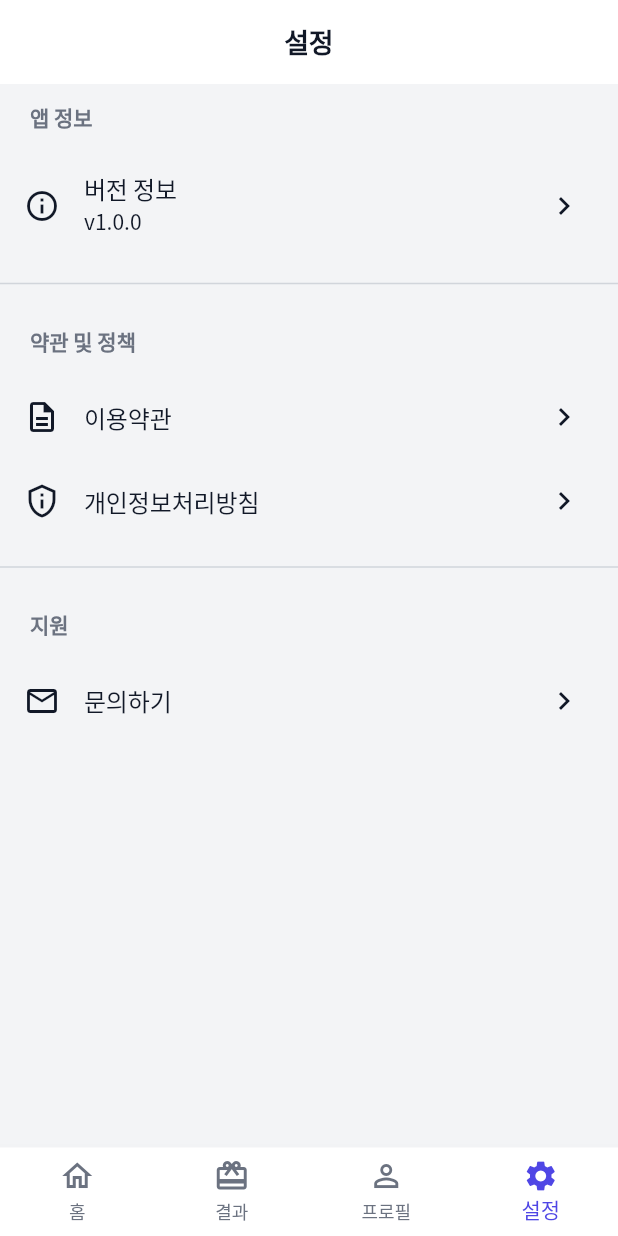
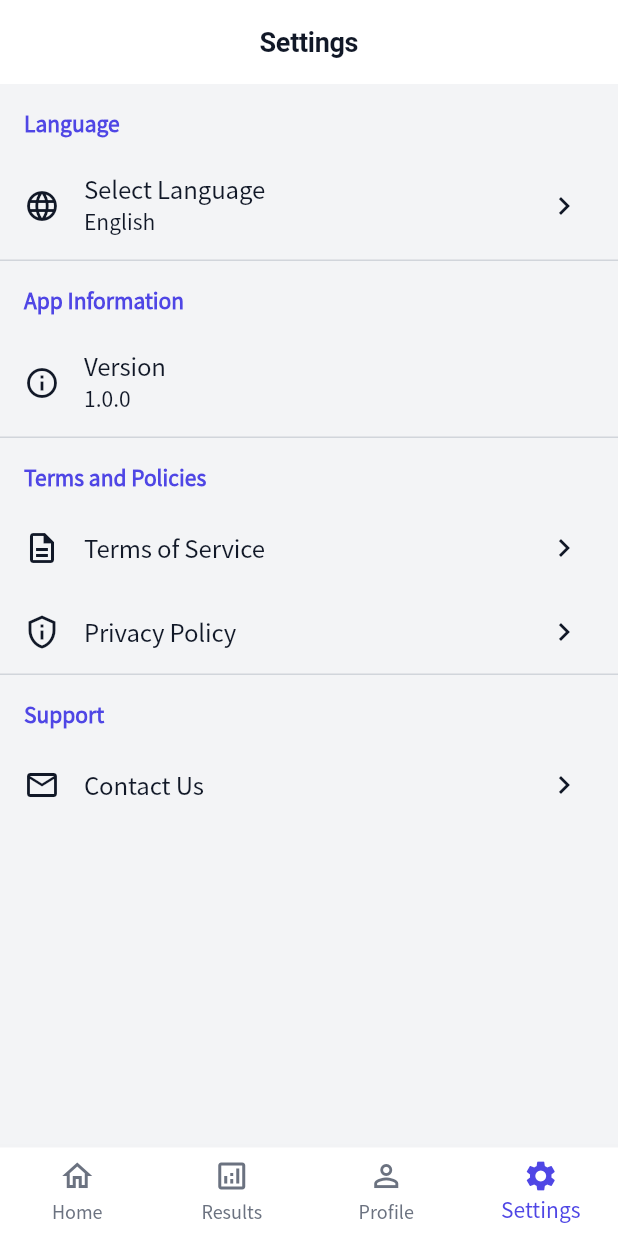
Before and after one commit to lalahaah/gift-lab, a Flutter app: the SettingsPage screen opened by its route, on a phone screen of 412 x 824 dp. Run offline on Flutter 3.47's test engine with Material 3 defaults, Android fonts, the phone set to English and light mode, and no system bars; our stand-ins replace easy_localization, firebase_analytics, firebase_auth, firebase_core, flutter_riverpod, go_router and 2 more; accounts and stored records are empty; Roboto replaces fonts that are missing (Pretendard).

Commit message:
feat: Firebase 통합 및 다국어 지원 구현
- Firebase Core, Auth, Analytics 추가 및 초기화
- AuthProvider 및 AnalyticsProvider 구현
- easy_localization 패키지 통합
- 한국어/영어 JSON 번역 파일 생성
- 바텀 네비게이션, 홈, 설정 페이지 다국어화
- 설정 페이지에 언어 전환 다이얼로그 추가
- deprecated withOpacity를 withValues로 변경

```diff
--- a/lib/presentation/core/main_scaffold.dart
+++ b/lib/presentation/core/main_scaffold.dart
@@ -1,27 +1,28 @@
 import 'package:flutter/material.dart';
 import 'package:go_router/go_router.dart';
+import 'package:easy_localization/easy_localization.dart';
 
-/// 바텀 네비게이션을 포함한 메인 스캐폴드
-///
-/// ShellRoute의 builder로 사용되어
-/// 모든 메인 탭에서 바텀 네비게이션 바를 유지합니다.
+/// 메인 스캐폴드 - The following changes were made by the replace_file_content tool to:바텀 네비게이션 포함
 class MainScaffold extends StatelessWidget {
-  const MainScaffold({required this.child, super.key});
-
+  /// 현재 화면을 표시하는 자식 위젯
   final Widget child;
 
-  /// 현재 라우트 경로를 기반으로 선택된 탭 인덱스를 반환
-  int _calculateSelectedIndex(BuildContext context) {
+  const MainScaffold({super.key, required this.child});
+
+  @override
+  Widget build(BuildContext context) {
+    // 현재 경로를 기반으로 선택된 탭 인덱스 계산
+    int getCurrentIndex() {
       final String location = GoRouterState.of(context).uri.path;
       if (location.startsWith('/home')) return 0;
       if (location.startsWith('/results')) return 1;
       if (location.startsWith('/profile')) return 2;
       if (location.startsWith('/settings')) return 3;
-    return 0;
+      return 0; // 기본값: 홈
     }
 
-  /// 탭 클릭 시 해당 라우트로 이동
-  void _onItemTapped(BuildContext context, int index) {
+    // 탭 클릭 시 해당 라우트로 이동
+    void onItemTapped(int index) {
       switch (index) {
         case 0:
           context.go('/home');
@@ -38,36 +39,32 @@ class MainScaffold extends StatelessWidget {
       }
     }
 
-  @override
-  Widget build(BuildContext context) {
-    final selectedIndex = _calculateSelectedIndex(context);
-
     return Scaffold(
       body: child,
       bottomNavigationBar: BottomNavigationBar(
-        currentIndex: selectedIndex,
-        onTap: (index) => _onItemTapped(context, index),
+        currentIndex: getCurrentIndex(),
+        onTap: onItemTapped,
         type: BottomNavigationBarType.fixed,
-        items: const [
+        items: [
           BottomNavigationBarItem(
-            icon: Icon(Icons.home_outlined),
-            activeIcon: Icon(Icons.home),
-            label: '홈',
+            icon: const Icon(Icons.home_outlined),
+            activeIcon: const Icon(Icons.home),
+            label: 'navigation.home'.tr(),
           ),
           BottomNavigationBarItem(
-            icon: Icon(Icons.card_giftcard_outlined),
-            activeIcon: Icon(Icons.card_giftcard),
-            label: '결과',
+            icon: const Icon(Icons.analytics_outlined),
+            activeIcon: const Icon(Icons.analytics),
+            label: 'navigation.results'.tr(),
           ),
           BottomNavigationBarItem(
-            icon: Icon(Icons.person_outline),
-            activeIcon: Icon(Icons.person),
-            label: '프로필',
+            icon: const Icon(Icons.person_outline),
+            activeIcon: const Icon(Icons.person),
+            label: 'navigation.profile'.tr(),
           ),
           BottomNavigationBarItem(
-            icon: Icon(Icons.settings_outlined),
-            activeIcon: Icon(Icons.settings),
-            label: '설정',
+            icon: const Icon(Icons.settings_outlined),
+            activeIcon: const Icon(Icons.settings),
+            label: 'navigation.settings'.tr(),
           ),
         ],
       ),
--- a/lib/presentation/pages/home/home_page.dart
+++ b/lib/presentation/pages/home/home_page.dart
@@ -1,5 +1,6 @@
 import 'package:flutter/material.dart';
 import 'package:go_router/go_router.dart';
+import 'package:easy_localization/easy_localization.dart';
 
 /// 홈 화면 - 선물 검색 시작 화면
 ///
@@ -11,7 +12,7 @@ class HomePage extends StatelessWidget {
   @override
   Widget build(BuildContext context) {
     return Scaffold(
-      appBar: AppBar(title: const Text('기프트랩')),
+      appBar: AppBar(title: Text('app.name'.tr())),
       body: SafeArea(
         child: Padding(
           padding: const EdgeInsets.all(20),
@@ -29,7 +30,7 @@ class HomePage extends StatelessWidget {
 
               // 메인 타이틀
               Text(
-                '완벽한 선물을 찾아드려요',
+                'home.subtitle'.tr(),
                 style: Theme.of(context).textTheme.headlineMedium,
                 textAlign: TextAlign.center,
               ),
@@ -37,7 +38,7 @@ class HomePage extends StatelessWidget {
 
               // 서브 타이틀
               Text(
-                'AI가 분석한 맞춤형 선물 추천\n입력 → 결과를 최단 경로로',
+                'home.description'.tr(),
                 style: Theme.of(context).textTheme.bodyLarge,
                 textAlign: TextAlign.center,
               ),
@@ -51,7 +52,7 @@ class HomePage extends StatelessWidget {
                     const SnackBar(content: Text('선물 분석 플로우는 다음 단계에서 구현됩니다')),
                   );
                 },
-                child: const Text('선물 분석 시작하기'),
+                child: Text('home.start_analysis'.tr()),
               ),
               const SizedBox(height: 16),
 
@@ -60,7 +61,7 @@ class HomePage extends StatelessWidget {
                 onPressed: () {
                   context.go('/results');
                 },
-                child: const Text('이전 결과 보기'),
+                child: Text('home.view_results'.tr()),
               ),
             ],
           ),
--- a/lib/presentation/pages/settings/settings_page.dart
+++ b/lib/presentation/pages/settings/settings_page.dart
@@ -1,70 +1,76 @@
 import 'package:flutter/material.dart';
-import '../../../core/constants/app_colors.dart';
+import 'package:easy_localization/easy_localization.dart';
 
-/// 설정 화면
-///
-/// 앱 정보, 이용약관, 개인정보처리방침 등을
-/// 확인할 수 있는 화면입니다.
+/// 설정 페이지
 class SettingsPage extends StatelessWidget {
   const SettingsPage({super.key});
 
   @override
   Widget build(BuildContext context) {
     return Scaffold(
-      appBar: AppBar(title: const Text('설정')),
-      body: SafeArea(
-        child: ListView(
+      appBar: AppBar(title: Text('settings.title'.tr())),
+      body: ListView(
         children: [
-            // 앱 정보 섹션
-            _buildSectionHeader(context, '앱 정보'),
-            _buildListTile(
+          // 언어 설정
+          _buildSectionHeader(context, 'settings.language'.tr()),
+          ListTile(
+            leading: const Icon(Icons.language),
+            title: Text('settings.select_language'.tr()),
+            subtitle: Text(_getCurrentLanguageName(context)),
+            trailing: const Icon(Icons.chevron_right),
+            onTap: () => _showLanguageDialog(context),
+          ),
+          const Divider(),
+
+          // 앱 정보
+          _buildSectionHeader(context, 'settings.app_info'.tr()),
+          ListTile(
+            leading: const Icon(Icons.info_outline),
+            title: Text('settings.version'.tr()),
+            subtitle: const Text('1.0.0'),
+          ),
+          const Divider(),
+
+          // 약관 및 정책
+          _buildSectionHeader(context, 'settings.legal'.tr()),
+          ListTile(
+            leading: const Icon(Icons.description_outlined),
+            title: Text('settings.terms'.tr()),
+            trailing: const Icon(Icons.chevron_right),
+            onTap: () {
+              // TODO: 이용약관 웹뷰 표시
+              ScaffoldMessenger.of(
                 context,
-              icon: Icons.info_outline,
-              title: '버전 정보',
-              subtitle: 'v1.0.0',
-              onTap: () {
-                // 버전 정보 표시
+              ).showSnackBar(SnackBar(content: Text('settings.terms'.tr())));
             },
           ),
-
-            const Divider(height: 32),
-
-            // 약관 및 정책 섹션
-            _buildSectionHeader(context, '약관 및 정책'),
-            _buildListTile(
+          ListTile(
+            leading: const Icon(Icons.privacy_tip_outlined),
+            title: Text('settings.privacy'.tr()),
+            trailing: const Icon(Icons.chevron_right),
+            onTap: () {
+              // TODO: 개인정보처리방침 웹뷰 표시
+              ScaffoldMessenger.of(
                 context,
-              icon: Icons.description_outlined,
-              title: '이용약관',
-              onTap: () {
-                // TODO: 이용약관 웹뷰 표시
-                _showComingSoonSnackBar(context, '이용약관');
+              ).showSnackBar(SnackBar(content: Text('settings.privacy'.tr())));
             },
           ),
-            _buildListTile(
-              context,
-              icon: Icons.privacy_tip_outlined,
-              title: '개인정보처리방침',
-              onTap: () {
-                // TODO: 개인정보처리방침 웹뷰 표시
-                _showComingSoonSnackBar(context, '개인정보처리방침');
-              },
-            ),
+          const Divider(),
 
-            const Divider(height: 32),
-
-            // 지원 섹션
-            _buildSectionHeader(context, '지원'),
-            _buildListTile(
-              context,
-              icon: Icons.email_outlined,
-              title: '문의하기',
+          // 문의하기
+          _buildSectionHeader(context, 'settings.support'.tr()),
+          ListTile(
+            leading: const Icon(Icons.email_outlined),
+            title: Text('settings.contact'.tr()),
+            trailing: const Icon(Icons.chevron_right),
             onTap: () {
               // TODO: 이메일 앱 실행
-                _showComingSoonSnackBar(context, '문의하기');
+              ScaffoldMessenger.of(
+                context,
+              ).showSnackBar(SnackBar(content: Text('settings.contact'.tr())));
             },
           ),
         ],
-        ),
       ),
     );
   }
@@ -72,38 +78,70 @@ class SettingsPage extends StatelessWidget {
   /// 섹션 헤더 위젯
   Widget _buildSectionHeader(BuildContext context, String title) {
     return Padding(
-      padding: const EdgeInsets.symmetric(horizontal: 20, vertical: 12),
+      padding: const EdgeInsets.fromLTRB(16, 16, 16, 8),
       child: Text(
         title,
         style: Theme.of(context).textTheme.titleSmall?.copyWith(
-          color: AppColors.textGray,
+          color: Theme.of(context).colorScheme.primary,
           fontWeight: FontWeight.w600,
         ),
       ),
     );
   }
 
-  /// 리스트 타일 위젯
-  Widget _buildListTile(
-    BuildContext context, {
-    required IconData icon,
-    required String title,
-    String? subtitle,
-    required VoidCallback onTap,
-  }) {
-    return ListTile(
-      leading: Icon(icon),
-      title: Text(title),
-      subtitle: subtitle != null ? Text(subtitle) : null,
-      trailing: const Icon(Icons.chevron_right),
-      onTap: onTap,
+  /// 현재 언어 이름 가져오기
+  String _getCurrentLanguageName(BuildContext context) {
+    final locale = context.locale;
+    if (locale.languageCode == 'ko') {
+      return 'settings.korean'.tr();
+    } else if (locale.languageCode == 'en') {
+      return 'settings.english'.tr();
+    }
+    return 'settings.korean'.tr();
+  }
+
+  /// 언어 선택 다이얼로그 표시
+  void _showLanguageDialog(BuildContext context) {
+    showDialog(
+      context: context,
+      builder: (BuildContext dialogContext) {
+        return AlertDialog(
+          title: Text('settings.select_language'.tr()),
+          content: Column(
+            mainAxisSize: MainAxisSize.min,
+            children: [
+              RadioListTile<Locale>(
+                title: Text('settings.korean'.tr()),
+                value: const Locale('ko'),
+                groupValue: context.locale,
+                onChanged: (Locale? value) {
+                  if (value != null) {
+                    context.setLocale(value);
+                    Navigator.of(dialogContext).pop();
+                  }
+                },
+              ),
+              RadioListTile<Locale>(
+                title: Text('settings.english'.tr()),
+                value: const Locale('en'),
+                groupValue: context.locale,
+                onChanged: (Locale? value) {
+                  if (value != null) {
+                    context.setLocale(value);
+                    Navigator.of(dialogContext).pop();
+                  }
+                },
+              ),
+            ],
+          ),
+          actions: [
+            TextButton(
+              onPressed: () => Navigator.of(dialogContext).pop(),
+              child: Text('common.cancel'.tr()),
+            ),
+          ],
+        );
+      },
     );
   }
-
-  /// 준비중 스낵바 표시
-  void _showComingSoonSnackBar(BuildContext context, String feature) {
-    ScaffoldMessenger.of(
-      context,
-    ).showSnackBar(SnackBar(content: Text('$feature 기능은 준비 중입니다')));
 }
-}
--- a/lib/presentation/widgets/buttons/primary_button.dart
+++ b/lib/presentation/widgets/buttons/primary_button.dart
@@ -48,14 +48,16 @@ class PrimaryButton extends StatelessWidget {
             ElevatedButton.styleFrom(
               backgroundColor: AppColors.labIndigo,
               foregroundColor: AppColors.pureWhite,
-              disabledBackgroundColor: AppColors.textGray.withOpacity(0.3),
+              disabledBackgroundColor: AppColors.textGray.withValues(
+                alpha: 0.3,
+              ),
               disabledForegroundColor: AppColors.pureWhite,
               padding: AppSpacing.paddingHorizontalM,
               shape: RoundedRectangleBorder(
                 borderRadius: AppRadius.buttonRadius,
               ),
               elevation: 0,
-              shadowColor: AppColors.labIndigo.withOpacity(0.3),
+              shadowColor: AppColors.labIndigo.withValues(alpha: 0.3),
             ).copyWith(
               elevation: WidgetStateProperty.resolveWith<double>((
                 Set<WidgetState> states,
--- a/lib/presentation/widgets/buttons/secondary_button.dart
+++ b/lib/presentation/widgets/buttons/secondary_button.dart
@@ -46,7 +46,9 @@ class SecondaryButton extends StatelessWidget {
         style:
             OutlinedButton.styleFrom(
               foregroundColor: AppColors.labIndigo,
-              disabledForegroundColor: AppColors.textGray.withOpacity(0.5),
+              disabledForegroundColor: AppColors.textGray.withValues(
+                alpha: 0.5,
+              ),
               padding: AppSpacing.paddingHorizontalM,
               shape: RoundedRectangleBorder(
                 borderRadius: AppRadius.buttonRadius,
@@ -58,7 +60,7 @@ class SecondaryButton extends StatelessWidget {
               ) {
                 if (states.contains(WidgetState.disabled)) {
                   return BorderSide(
-                    color: AppColors.textGray.withOpacity(0.3),
+                    color: AppColors.textGray.withValues(alpha: 0.3),
                     width: 1.5,
                   );
                 }
--- a/lib/presentation/widgets/cards/gift_card.dart
+++ b/lib/presentation/widgets/cards/gift_card.dart
@@ -58,7 +58,7 @@ class GiftCard extends StatelessWidget {
   Widget build(BuildContext context) {
     return Card(
       elevation: 1, // Low elevation
-      shadowColor: Colors.black.withOpacity(0.05),
+      shadowColor: Colors.black.withValues(alpha: 0.05),
       shape: RoundedRectangleBorder(
         borderRadius: AppRadius.cardRadius, // 16px
       ),
@@ -160,7 +160,7 @@ class GiftCard extends StatelessWidget {
                           vertical: 4,
                         ),
                         decoration: BoxDecoration(
-                          color: AppColors.mintSpark.withOpacity(0.1),
+                          color: AppColors.mintSpark.withValues(alpha: 0.1),
                           borderRadius: BorderRadius.circular(6),
                         ),
                         child: Text(
--- a/lib/presentation/widgets/inputs/app_text_field.dart
+++ b/lib/presentation/widgets/inputs/app_text_field.dart
@@ -152,7 +152,7 @@ class AppTextField extends StatelessWidget {
         ),
         // Hint 스타일
         hintStyle: TextStyle(
-          color: AppColors.textGray.withOpacity(0.6),
+          color: AppColors.textGray.withValues(alpha: 0.6),
           fontSize: 16.0,
           fontWeight: FontWeight.w400,
         ),
```
Also changed, not shown: assets/translations/en.json (added, +69 -0 lines), assets/translations/ko.json (added, +69 -0 lines), lib/main.dart (+20 -4 lines), pubspec.yaml (+6 -4 lines), pubspec.lock, 2 other files. Lines whose indentation alone changed are shown as unchanged.
